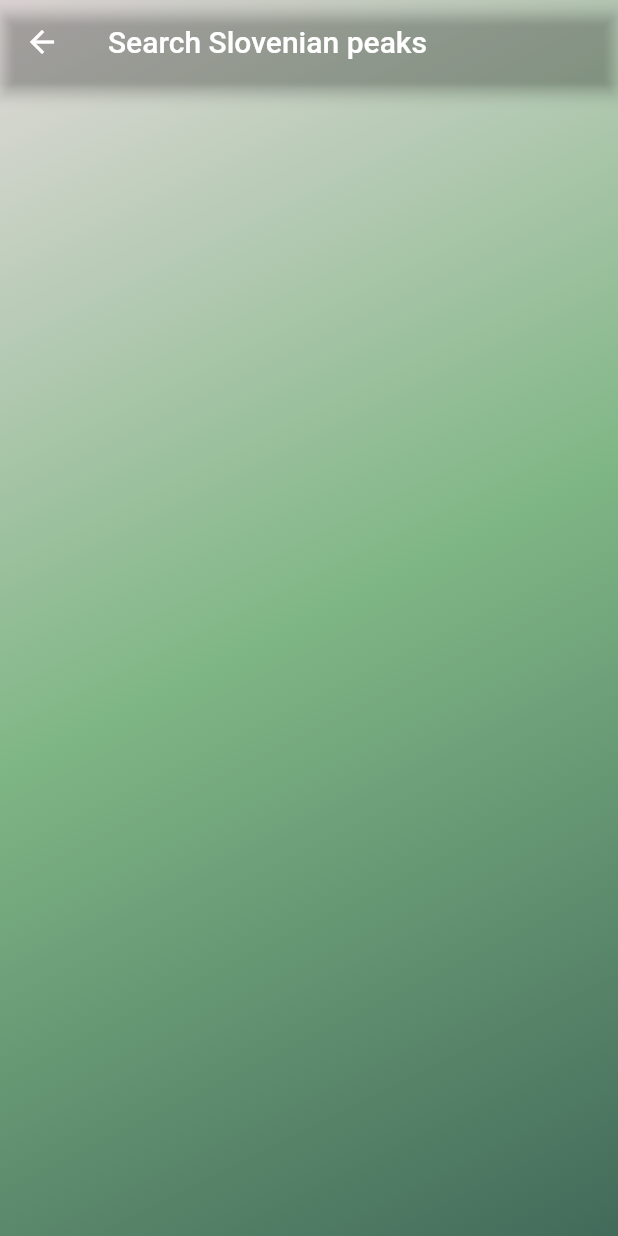
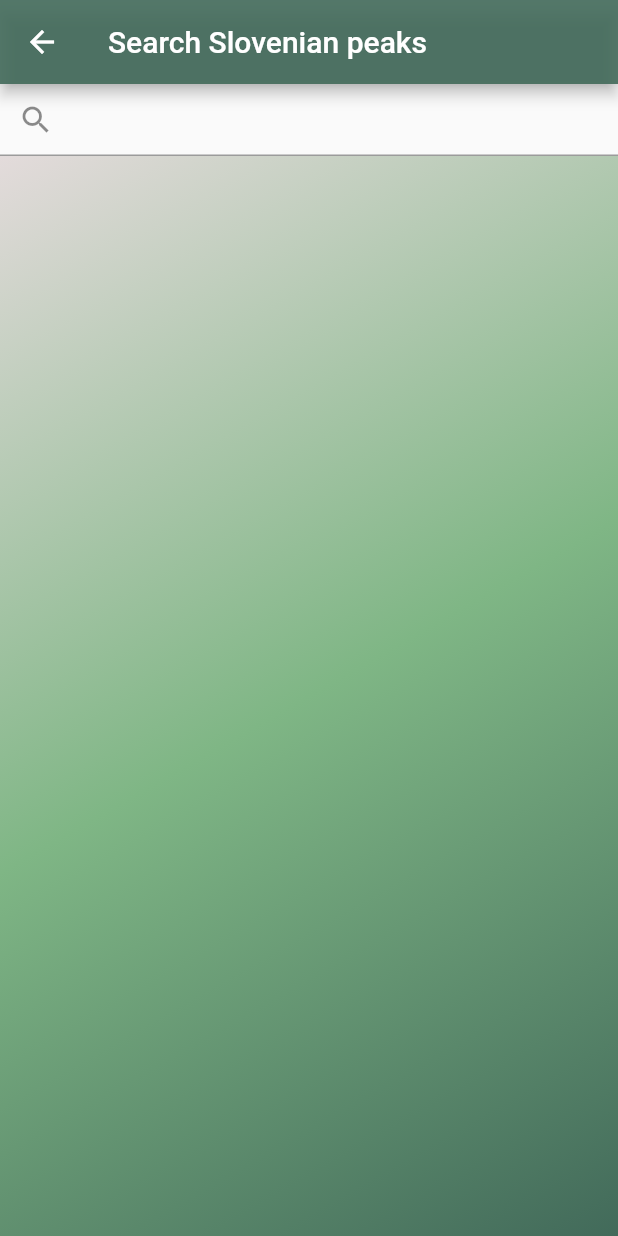
Before and after one commit to polancka/bach_thes, a Flutter app: the SearchPeaks screen opened directly, on a phone screen of 412 x 824 dp. Run offline on Flutter 3.47's test engine with Material 2 defaults, Android fonts, the phone set to English and light mode, and no system bars; our stand-ins replace cloud_firestore, firebase_auth, firebase_core; missing offline and left inert: dart:ffi; accounts and stored records are empty; network calls fail.

Commit message:
"Paths added to Peaks, getting them from Firebase, search function (the beginning)"

```diff
--- a/lib/main.dart
+++ b/lib/main.dart
@@ -34,7 +34,7 @@ class MyApp extends StatelessWidget {
   Widget build(BuildContext context) {
     return const MaterialApp(
       debugShowCheckedModeBanner: false,
-      home: HomePage(),
+      home: SearchPeaks(),
     );
   }
 }
--- a/lib/models/mock_database/mock_peak.dart
+++ b/lib/models/mock_database/mock_peak.dart
@@ -1,7 +1,7 @@
 import 'package:bach_thes/models/path.dart';
 import 'package:bach_thes/models/peak.dart';
 
-mixin MockPeak implements Peak {
+/*mixin MockPeak implements Peak {
   static final List<Peak> peaks = [
     Peak(
         //latitude: "1.1.1",
@@ -126,4 +126,4 @@ mixin MockPeak implements Peak {
   static Peak FetchOne(int index) {
     return MockPeak.peaks[index];
   }
-}
+}*/
--- a/lib/views/pages/list_of_peaks.dart
+++ b/lib/views/pages/list_of_peaks.dart
@@ -1,31 +1,83 @@
+import 'dart:developer';
+
 import 'package:bach_thes/models/peak.dart';
+import 'package:firebase_core/firebase_core.dart';
 import 'package:flutter/material.dart';
 import 'package:cloud_firestore/cloud_firestore.dart';
 import 'package:bach_thes/models/mock_database/mock_peak.dart';
 import 'package:bach_thes/globals.dart';
 import 'package:bach_thes/controllers/list_of_peaks_controller.dart';
 import 'package:bach_thes/utils/styles.dart';
+import 'package:provider/provider.dart';
 
 //UI for the list of peaks shown during search (?) function
 
-class SearchPeaks extends StatelessWidget {
+class SearchPeaks extends StatefulWidget {
   const SearchPeaks({super.key});
+
+  @override
+  State<SearchPeaks> createState() => _SearchPeaksState();
+}
+
+class _SearchPeaksState extends State<SearchPeaks> {
+  final TextEditingController _searchController = TextEditingController();
+
+  List _allPeaks = [];
+  List _resultsList = [];
+
+  late Future resultsLoaded;
+
+  @override
+  void initState() {
+    super.initState();
+    _searchController.addListener(_onSearchChanged);
+  }
+
+  @override
+  void didChangeDependencies() {
+    super.didChangeDependencies();
+    resultsLoaded = getPeaksStreamSnapshots();
+  }
+
+  _onSearchChanged() {
+    print(_searchController.text);
+  }
+
+  @override
+  void dispose() {
+    _searchController.removeListener(_onSearchChanged);
+    _searchController.dispose();
+    super.dispose();
+  }
+
+  getPeaksStreamSnapshots() async {
+    //final uid = await Provider.of(context).auth.getCurrentUID();
+    var data = await FirebaseFirestore.instance.collection('Peaks').get();
+    setState(() {
+      _allPeaks = data.docs;
+    });
+    return "complete";
+  }
 
   @override
   Widget build(BuildContext context) {
     return Scaffold(
-        extendBodyBehindAppBar: true,
         appBar: AppBar(
-          backgroundColor: Colors.transparent,
+          backgroundColor: Styles.deepgreen.withOpacity(0.9),
           title: Text(
             "Search Slovenian peaks",
             style: TextStyle(color: Colors.white),
           ),
         ),
-        backgroundColor: Colors.white12,
-        body: Container(
-            width: MediaQuery.of(context).size.width,
-            height: MediaQuery.of(context).size.height,
+        body: Column(children: [
+          TextField(
+            controller: _searchController,
+            decoration: InputDecoration(
+              prefixIcon: Icon(Icons.search),
+            ),
+          ),
+          Expanded(
+              child: Container(
                   decoration: BoxDecoration(
                     gradient: LinearGradient(colors: [
                       Styles.deepgreen,
@@ -33,19 +85,11 @@ class SearchPeaks extends StatelessWidget {
                       Styles.offwhite
                     ], begin: Alignment.bottomRight, end: Alignment.topLeft),
                   ),
-            child: StreamBuilder(
-              stream: db.collection('Peaks').snapshots(),
-              builder: (context, snapshot) {
-                if (!snapshot.hasData) {
-                  return const Text("Loading ...");
-                }
-                return ListView.separated(
-                    separatorBuilder: ((context, index) =>
-                        const SizedBox(height: 10)),
-                    itemCount: snapshot.data!.docs.length,
-                    itemBuilder: (context, index) =>
-                        buildListItem(context, snapshot.data!.docs[index]));
-              },
-            )));
+                  child: ListView.builder(
+                    itemCount: _allPeaks.length,
+                    itemBuilder: (BuildContext context, int index) =>
+                        buildListItem(context, _allPeaks[index]),
+                  )))
+        ]));
   }
 }
--- a/lib/views/pages/peak_detail.dart
+++ b/lib/views/pages/peak_detail.dart
@@ -21,6 +21,7 @@ class PeakDetail extends StatelessWidget {
           backgroundColor: Colors.transparent,
         ),
         body: Container(
+            height: MediaQuery.of(context).size.height,
             decoration: BoxDecoration(
               gradient: LinearGradient(colors: [
                 Styles.deepgreen,
```
Also changed, not shown: code_snippets.txt (+17 -0 lines), lib/controllers/peak_detail_controller.dart (+58 -0 lines), lib/models/path.dart (+12 -12 lines), lib/views/pages/path_detail.dart (+86 -16 lines). Lines whose indentation alone changed are shown as unchanged.
